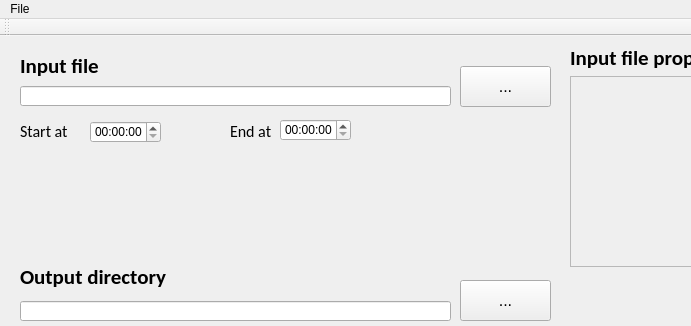
First picture: the form in Laboratoire_1_IHM/mainwindow.ui, repository aroubaty/IHM_Lab1, before the edit; both pictures show x 0 to 691 and y 0 to 326 of the 1020 by 538 pixel window.
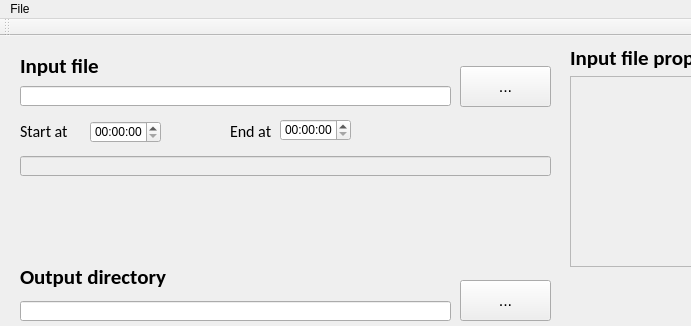
Second picture: the form after the edit.

The edit to the form file:
```diff
--- a/Laboratoire_1_IHM/mainwindow.ui
+++ b/Laboratoire_1_IHM/mainwindow.ui
@@ -717,6 +717,19 @@
      <string>Start !</string>
     </property>
    </widget>
+   <widget class="QLineEdit" name="txtFeedBack">
+    <property name="enabled">
+     <bool>false</bool>
+    </property>
+    <property name="geometry">
+     <rect>
+      <x>20</x>
+      <y>120</y>
+      <width>531</width>
+      <height>20</height>
+     </rect>
+    </property>
+   </widget>
   </widget>
   <widget class="QMenuBar" name="menuBar">
    <property name="geometry">
```
Left out of the diff: 3 changed lines with no effect on the pictures.
